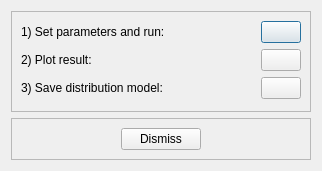
Above: dialogs/distributionmodelingdialog.ui from PauloCarvalhoRJ/gammaray before the change. Below: the same form after it.
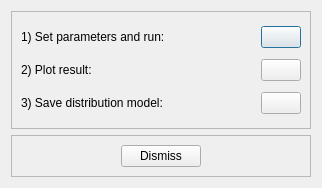
That is the form after the change. Icons and pictures are not drawn.

Patch:
```diff
--- a/dialogs/distributionmodelingdialog.ui
+++ b/dialogs/distributionmodelingdialog.ui
@@ -7,7 +7,7 @@
     <x>0</x>
     <y>0</y>
     <width>318</width>
-    <height>171</height>
+    <height>188</height>
    </rect>
   </property>
   <property name="windowTitle">
```
Left out of the diff: 8 changed lines with no effect on the pictures.
